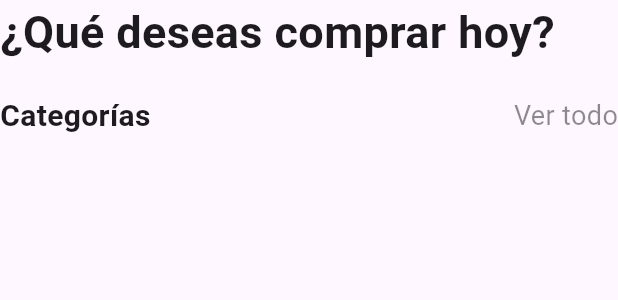
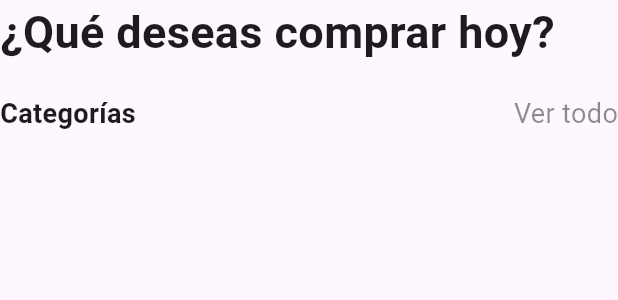
Before and after one commit to Alexmig24/EjemploFlutter, a Flutter app: the TitleSection widget shown alone on an empty page, opened directly, on a phone screen of 412 x 824 dp. Shown: the top 300 px of the screen. Run offline on Flutter 3.47's test engine with Material 3 defaults, Android fonts, the phone set to English and light mode, and no system bars; network calls fail.

Commit message:
Update fontSize

```diff
--- a/lib/main.dart
+++ b/lib/main.dart
@@ -123,7 +123,7 @@ class TitleSection extends StatelessWidget {
           children: [
             Text(
               "Categorías",
-              style: TextStyle(fontSize: 20, fontWeight: FontWeight.bold),
+              style: TextStyle(fontSize: 18, fontWeight: FontWeight.bold),
             ),
             Opacity(opacity: 0.5,
               child: Text(
```
